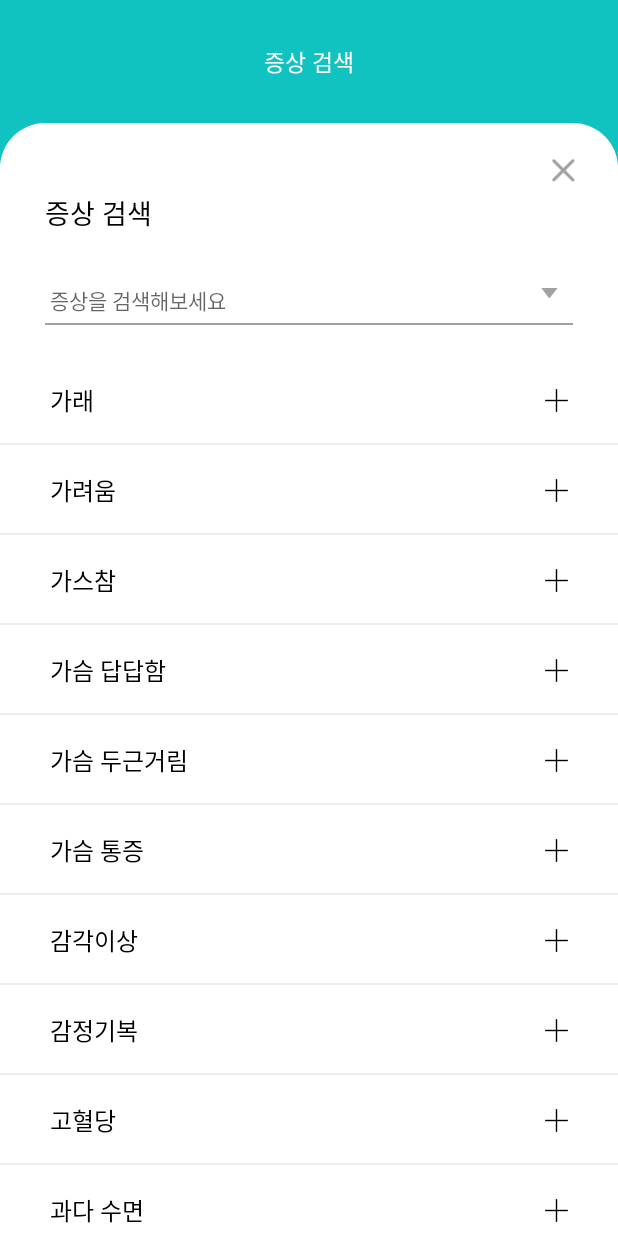
After one commit to jiyoung0410/2024_Ahyak, an Android app: the SearchSymptomsActivity screen opened directly, with no data from a screen before it, on a phone screen of 412 x 824 dp. The commit adds this screen. Run offline under Robolectric (Android 15) with nearby library versions, the phone set to English and light mode, and no system bars.

Commit message:
[3월 2주차 구현] 증상 입력 리사이클러뷰 연결

```diff
--- /dev/null
+++ b/app/src/main/java/com/example/ahyak/RecordSymptoms/DataItemSearchSymptom.kt
@@ -0,0 +1,7 @@
+package com.example.ahyak.RecordSymptoms
+
+import java.io.Serializable
+
+data class DataItemSearchSymptom(
+    val searchsympotmName : String
+):Serializable
--- /dev/null
+++ b/app/src/main/java/com/example/ahyak/RecordSymptoms/SearchSymptomsActivity.kt
@@ -0,0 +1,81 @@
+package com.example.ahyak.RecordSymptoms
+
+import androidx.appcompat.app.AppCompatActivity
+import android.os.Bundle
+import androidx.recyclerview.widget.LinearLayoutManager
+import com.example.ahyak.R
+import com.example.ahyak.databinding.ActivitySearchSymptomsBinding
+
+class SearchSymptomsActivity : AppCompatActivity() {
+
+    private lateinit var binding : ActivitySearchSymptomsBinding
+
+    private var searchSymptoms : ArrayList<DataItemSearchSymptom> = arrayListOf()
+    private var searchSymptomsadapter : SearchSymptomsAdapter? = null
+    override fun onCreate(savedInstanceState: Bundle?) {
+        super.onCreate(savedInstanceState)
+
+        binding = ActivitySearchSymptomsBinding.inflate(layoutInflater)
+
+        searchSympromsInit()
+        initsearchSymptomsadapter()
+
+        //'x'누르면
+        binding.recordSymptomsCancleIv.setOnClickListener {
+            finish()
+        }
+
+        setContentView(binding.root)
+    }
+
+    private fun initsearchSymptomsadapter() {
+        searchSymptomsadapter = SearchSymptomsAdapter(searchSymptoms)
+        binding.searchSymptomsRv.adapter = searchSymptomsadapter
+        binding.searchSymptomsRv.layoutManager = LinearLayoutManager(this,LinearLayoutManager.VERTICAL, false )
+    }
+
+    private fun searchSympromsInit() {
+        searchSymptoms.addAll(
+            arrayListOf(
+                DataItemSearchSymptom("가래"),
+                DataItemSearchSymptom("가려움"),
+                DataItemSearchSymptom("가스참"),
+                DataItemSearchSymptom("가슴 답답함"),
+                DataItemSearchSymptom("가슴 두근거림"),
+                DataItemSearchSymptom("가슴 통증"),
+                DataItemSearchSymptom("감각이상"),
+                DataItemSearchSymptom("감정기복"),
+                DataItemSearchSymptom("고혈당"),
+                DataItemSearchSymptom("과다 수면"),
+                DataItemSearchSymptom("과호흡"),
+                DataItemSearchSymptom("관절 부종"),
+                DataItemSearchSymptom("관절통"),
+                DataItemSearchSymptom("괴사"),
+                DataItemSearchSymptom("구내 마비감"),
+                DataItemSearchSymptom("구내염"),
+                DataItemSearchSymptom("구순염"),
+                DataItemSearchSymptom("구역감"),
+                DataItemSearchSymptom("구토"),
+                DataItemSearchSymptom("귀 통증"),
+                DataItemSearchSymptom("균형이상"),
+                DataItemSearchSymptom("근무력증"),
+                DataItemSearchSymptom("근육경련"),
+                DataItemSearchSymptom("근육경직"),
+                DataItemSearchSymptom("근육통"),
+                DataItemSearchSymptom("기관지경련"),
+                DataItemSearchSymptom("기관지수축"),
+                DataItemSearchSymptom("기억 장애"),
+                DataItemSearchSymptom("기침"),
+                DataItemSearchSymptom("나른함"),
+                DataItemSearchSymptom("난청"),
+                DataItemSearchSymptom("눈 가려움"),
+                DataItemSearchSymptom("눈 건조감"),
+                DataItemSearchSymptom("눈 부종"),
+                DataItemSearchSymptom("눈 충혈"),
+                DataItemSearchSymptom("눈 피로감"),
+                DataItemSearchSymptom("눈물흘림"),
+                DataItemSearchSymptom("눈부심")
+            )
+        )
+    }
+}
--- /dev/null
+++ b/app/src/main/java/com/example/ahyak/RecordSymptoms/SearchSymptomsAdapter.kt
@@ -0,0 +1,28 @@
+package com.example.ahyak.RecordSymptoms
+
+import android.view.LayoutInflater
+import android.view.ViewGroup
+import androidx.recyclerview.widget.RecyclerView
+import com.example.ahyak.databinding.ItemCalendarExtraPillBinding
+import com.example.ahyak.databinding.ItemSymptomsSearchBinding
+
+class SearchSymptomsAdapter(val searchSymptoms:ArrayList<DataItemSearchSymptom>):RecyclerView.Adapter<SearchSymptomsAdapter.ViewHolder>() {
+    inner class ViewHolder(val binding : ItemSymptomsSearchBinding) : RecyclerView.ViewHolder(binding.root){
+        fun bind(searchSymptom: DataItemSearchSymptom){
+            binding.itemSymptomSearchNameTv.text = searchSymptom.searchsympotmName
+        }
+    }
+    override fun onCreateViewHolder(parent: ViewGroup, viewType: Int): SearchSymptomsAdapter.ViewHolder {
+        val binding = ItemSymptomsSearchBinding.inflate(LayoutInflater.from(parent.context), parent, false)
+        //View Holder를 반환함. 그때 파라미터 값으로 binding을 넣어줌.
+        return ViewHolder(binding)
+    }
+
+    override fun onBindViewHolder(holder: SearchSymptomsAdapter.ViewHolder, position: Int) {
+        holder.bind(searchSymptoms[position])
+    }
+
+    override fun getItemCount(): Int {
+        return searchSymptoms.size
+    }
+}
--- a/app/src/main/res/layout/fragment_degree_symptoms.xml
+++ b/app/src/main/res/layout/activity_degree_symptoms.xml
@@ -5,7 +5,7 @@
     android:layout_width="match_parent"
     android:layout_height="match_parent"
     android:orientation="vertical"
-    tools:context=".RecordSymptoms.DegreeSymptomsFragment">
+    tools:context=".RecordSymptoms.DegreeSymptomsActivity">
 
     <LinearLayout
         android:layout_width="match_parent"
--- a/app/src/main/res/layout/activity_main.xml
+++ b/app/src/main/res/layout/activity_main.xml
@@ -18,6 +18,8 @@
             android:layout_height="match_parent"
             android:name="com.example.ahyak.TodayRecordFragment"/>
 
+    </FrameLayout>
+
     <com.google.android.material.bottomnavigation.BottomNavigationView
         android:id="@+id/bottom_navigationview"
         android:layout_width="match_parent"
@@ -26,5 +28,5 @@
         app:itemIconTint="@color/bottomnavigationbar_color"
         app:itemTextColor="@color/bottomnavigationbar_color"
         app:menu="@menu/bottom_nav_menu" />
-    </FrameLayout>
+
 </LinearLayout>
--- a/app/src/main/res/layout/fragment_search_symptoms.xml
+++ b/app/src/main/res/layout/activity_search_symptoms.xml
@@ -5,7 +5,7 @@
     android:layout_width="match_parent"
     android:layout_height="match_parent"
     android:orientation="vertical"
-    tools:context=".RecordSymptoms.SearchSymptomsFragment">
+    tools:context=".RecordSymptoms.SearchSymptomsActivity">
 
     <LinearLayout
         android:layout_width="match_parent"
@@ -87,9 +87,10 @@
             android:layout_marginEnd="30dp"/>
 
         <androidx.recyclerview.widget.RecyclerView
+            android:id="@+id/search_symptoms_rv"
             android:layout_width="match_parent"
-            android:layout_height="0dp"
-            android:layout_marginTop="30dp"/>
+            android:layout_height="match_parent"
+            android:layout_marginTop="20dp"/>
 
 
     </LinearLayout>
--- a/app/src/main/res/layout/fragment_calendar_afterwake.xml
+++ b/app/src/main/res/layout/fragment_calendar_afterwake.xml
@@ -164,13 +164,14 @@
             android:layout_marginTop="9dp"/>
 
         <LinearLayout
+            android:id="@+id/calendar_afterwake_record_ll"
             android:layout_width="335dp"
             android:layout_height="50dp"
             app:layout_constraintTop_toBottomOf="@id/calendar_afterwake_change_extra_pill_rv"
             app:layout_constraintStart_toStartOf="parent"
             app:layout_constraintEnd_toEndOf="parent"
             android:orientation="horizontal"
-            android:layout_marginBottom="100dp"
+            android:layout_marginBottom="30dp"
             app:layout_constraintBottom_toBottomOf="parent"
             android:background="@drawable/white_radi_10dp"
             android:layout_marginTop="25dp">
--- a/app/src/main/res/layout/item_symptoms.xml
+++ b/app/src/main/res/layout/item_symptoms_record.xml
@@ -1,15 +1,17 @@
 <?xml version="1.0" encoding="utf-8"?>
 <LinearLayout xmlns:android="http://schemas.android.com/apk/res/android"
-    android:layout_width="96dp"
+    android:layout_width="100dp"
     android:layout_height="32dp"
     android:gravity="center"
+    android:layout_marginTop="10dp"
     android:background="@drawable/white_radi_15dp_gray1_stroke">
 
         <TextView
+            android:id="@+id/item_symptom_name"
             android:layout_width="wrap_content"
             android:layout_height="wrap_content"
             android:layout_margin="5dp"
-            android:text="증상"
+            android:text="불규칙한 심박"
             android:textSize="14dp"
             android:background="@color/white"
             android:textColor="@color/black"
--- /dev/null
+++ b/app/src/main/res/layout/item_symptoms_search.xml
@@ -0,0 +1,38 @@
+<?xml version="1.0" encoding="utf-8"?>
+<androidx.constraintlayout.widget.ConstraintLayout xmlns:android="http://schemas.android.com/apk/res/android"
+    android:layout_width="match_parent"
+    android:layout_height="60dp"
+    android:orientation="vertical"
+    xmlns:app="http://schemas.android.com/apk/res-auto">
+
+    <TextView
+        android:id="@+id/item_symptom_search_name_tv"
+        android:layout_width="match_parent"
+        android:layout_height="wrap_content"
+        app:layout_constraintTop_toTopOf="parent"
+        app:layout_constraintBottom_toBottomOf="parent"
+        android:text="증상"
+        android:textSize="16sp"
+        android:layout_marginStart="33dp"
+        android:background="@color/white"
+        android:textColor="@color/black"
+        android:fontFamily="@font/nanum_barun_gothic_bold" />
+
+    <ImageView
+        android:id="@+id/item_symptom_search_plus_ic"
+        android:layout_width="15dp"
+        android:layout_height="15dp"
+        android:src="@drawable/ic_plus"
+        app:layout_constraintTop_toTopOf="parent"
+        app:layout_constraintBottom_toBottomOf="parent"
+        app:layout_constraintEnd_toEndOf="parent"
+        android:layout_marginEnd="33dp"/>
+
+    <View
+        android:layout_width="match_parent"
+        android:layout_height="1dp"
+        app:layout_constraintBottom_toBottomOf="parent"
+        android:background="@color/gray3" />
+
+
+</androidx.constraintlayout.widget.ConstraintLayout>
```
Also changed, not shown: app/src/main/AndroidManifest.xml (+9 -0 lines), app/src/main/java/com/example/ahyak/Calendar/CalendarAfterwakeFragment.kt (+10 -2 lines), app/src/main/java/com/example/ahyak/RecordSymptoms/DataItemRecordSymptom.kt (added, +8 -0 lines), app/src/main/java/com/example/ahyak/RecordSymptoms/DegreeSymptomsActivity.kt (added, +12 -0 lines), app/src/main/java/com/example/ahyak/RecordSymptoms/DegreeSymptomsFragment.kt (deleted, +0 -60 lines), app/src/main/java/com/example/ahyak/RecordSymptoms/RecordSymptomsActivity.kt (added, +66 -0 lines), app/src/main/java/com/example/ahyak/RecordSymptoms/RecordSymptomsAdapter.kt (added, +28 -0 lines), app/src/main/java/com/example/ahyak/RecordSymptoms/RecordSymptomsFragment.kt (deleted, +0 -60 lines), app/src/main/java/com/example/ahyak/RecordSymptoms/SearchSymptomsFragment.kt (deleted, +0 -60 lines), app/src/main/res/layout/activity_record_symptoms.xml (renamed from app/src/main/res/layout/fragment_record_symptoms.xml, +7 -6 lines), app/src/main/res/layout/item_symptoms_list.xml (deleted, +0 -25 lines). Lines whose indentation alone changed are shown as unchanged.
